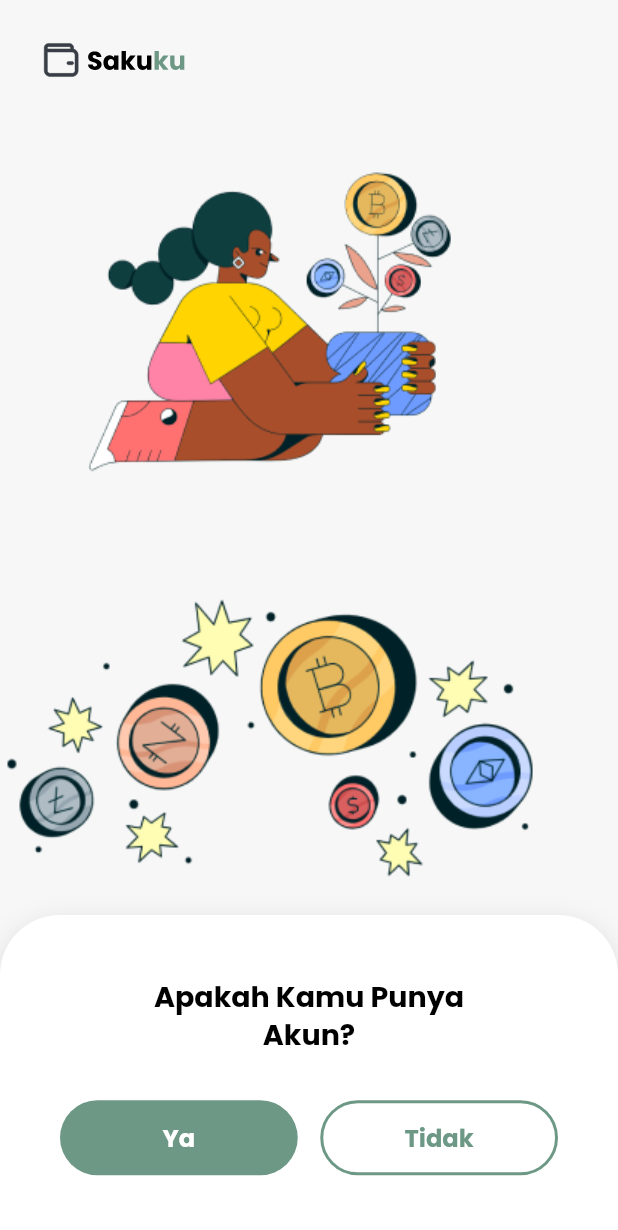
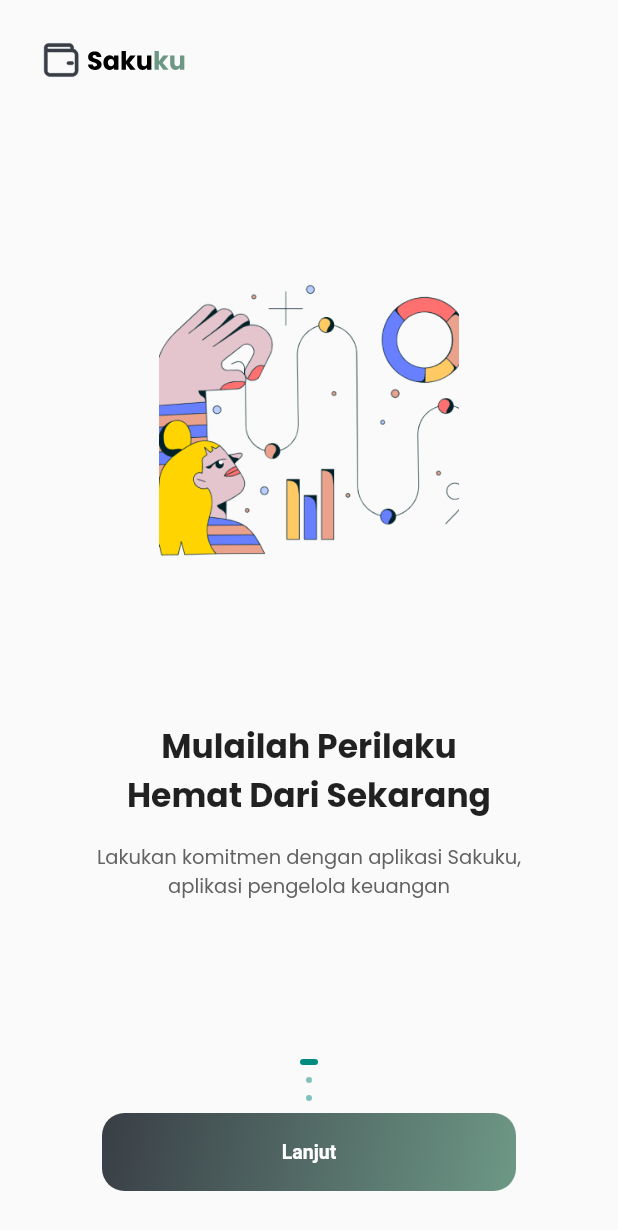
Before and after one commit to RadyaHarbani/Sakuku-App, a Flutter app: the screen it shows after launch, on a phone screen of 412 x 824 dp. Shown: the top 1230 px of the screen. Run offline on Flutter 3.47's test engine with Material 2 defaults, Android fonts, the phone set to English and light mode, and no system bars; our stand-ins replace firebase_core, flutter_svg, get, google_fonts; accounts and stored records are empty.

Commit message:
feat [RS] : membuat page onboarding

```diff
--- a/lib/modules/on_boarding_page/controllers/on_boarding_page_controller.dart
+++ b/lib/modules/on_boarding_page/controllers/on_boarding_page_controller.dart
@@ -1,5 +1,19 @@
+import 'package:flutter/material.dart';
 import 'package:get/get.dart';
 
-class OnBoardingPageController extends GetxController{
+class OnBoardingPageController extends GetxController {
+  late PageController pageController;
+  RxInt currentIndex = 0.obs;
 
+  @override
+  void onInit() {
+    pageController = PageController(initialPage: 0);
+    super.onInit();
+  }
+
+  @override
+  void onClose() {
+    pageController.dispose();
+    super.onClose();
+  }
 }
--- a/lib/modules/on_boarding_page/views/on_boarding_page_view.dart
+++ b/lib/modules/on_boarding_page/views/on_boarding_page_view.dart
@@ -1,10 +1,128 @@
 import 'package:flutter/material.dart';
+import 'package:flutter_svg/svg.dart';
+import 'package:get/get.dart';
+import 'package:sakuku_app/routes/app_pages.dart';
+import '../controllers/on_boarding_page_controller.dart';
+import 'package:sakuku_app/modules/on_boarding_page/views/widgets/on_boarding_widget.dart';
 
-class OnBoardingPageView extends StatelessWidget {
+class OnBoardingPageView extends GetView<OnBoardingPageController> {
   const OnBoardingPageView({super.key});
 
   @override
   Widget build(BuildContext context) {
-    return const Placeholder();
+    OnBoardingContentList contentList = OnBoardingContentList();
+    return Scaffold(
+      appBar: AppBar(
+        backgroundColor: Colors.transparent,
+        toolbarHeight: 80,
+        elevation: 0,
+        title: Padding(
+          padding: const EdgeInsets.symmetric(horizontal: 10),
+          child: SvgPicture.asset(
+            'assets/logos/logo_horizontal.svg',
+          ),
+        ),
+      ),
+      body: SafeArea(
+        child: Column(
+          children: [
+            Expanded(
+              child: PageView.builder(
+                controller: controller.pageController,
+                onPageChanged: (value) {
+                  controller.currentIndex.value = value;
+                },
+                itemCount: contentList.list_on_board.length,
+                itemBuilder: (context, index) => OnBoardingContent(
+                  image: contentList.list_on_board[index].image,
+                  title: contentList.list_on_board[index].title,
+                  description: contentList.list_on_board[index].description,
+                ),
+              ),
+            ),
+            Padding(
+              padding: const EdgeInsets.only(right: 25, left: 25, bottom: 30),
+              child: Column(
+                children: [
+                  ...List.generate(
+                    contentList.list_on_board.length,
+                    (index) => Padding(
+                      padding: const EdgeInsets.only(bottom: 8),
+                      child: Obx(() => DotIndicator(
+                            isActive: index == controller.currentIndex.value,
+                          )),
+                    ),
+                  ),
+                  Spacer(),
+                  Obx(
+                    () => controller.currentIndex.value ==
+                            contentList.list_on_board.length - 1
+                        ? GestureDetector(
+                            onTap: () => Get.offAndToNamed(Routes.LANDING_PAGE),
+                            child: Container(
+                              height: 52,
+                              width: 276,
+                              decoration: BoxDecoration(
+                                  borderRadius: BorderRadius.circular(15),
+                                  gradient: LinearGradient(
+                                    colors: [
+                                      Color.fromRGBO(57, 62, 70, 1),
+                                      Color.fromRGBO(109, 152, 134, 1)
+                                    ],
+                                    begin: Alignment.topLeft,
+                                    end: Alignment.bottomRight,
+                                  )),
+                              child: Center(
+                                child: Text(
+                                  'Mulai Sekarang',
+                                  style: TextStyle(
+                                    color: Colors.white,
+                                    fontSize: 13,
+                                    fontWeight: FontWeight.bold,
+                                  ),
+                                ),
+                              ),
+                            ),
+                          )
+                        : GestureDetector(
+                            onTap: () {
+                              controller.pageController.nextPage(
+                                duration: Duration(milliseconds: 300),
+                                curve: Curves.ease,
+                              );
+                            },
+                            child: Container(
+                              height: 52,
+                              width: 276,
+                              decoration: BoxDecoration(
+                                  borderRadius: BorderRadius.circular(15),
+                                  gradient: LinearGradient(
+                                    colors: [
+                                      Color.fromRGBO(57, 62, 70, 1),
+                                      Color.fromRGBO(109, 152, 134, 1)
+                                    ],
+                                    begin: Alignment.topLeft,
+                                    end: Alignment.bottomRight,
+                                  )),
+                              child: Center(
+                                child: Text(
+                                  'Lanjut',
+                                  style: TextStyle(
+                                    color: Colors.white,
+                                    fontSize: 13,
+                                    fontWeight: FontWeight.bold,
+                                  ),
+                                ),
+                              ),
+                            ),
+                          ),
+                  ),
+                ],
+              ),
+            ),
+          ],
+        ),
+      ),
+    );
   }
 }
--- /dev/null
+++ b/lib/modules/on_boarding_page/views/widgets/on_boarding_widget.dart
@@ -0,0 +1,103 @@
+import 'package:flutter/material.dart';
+import 'package:google_fonts/google_fonts.dart';
+import 'package:sakuku_app/helpers/themes.dart';
+
+//On Boarding Content
+class OnBoardingContent extends StatelessWidget {
+  const OnBoardingContent({
+    super.key,
+    required this.image,
+    required this.title,
+    required this.description,
+  });
+
+  final String image, title, description;
+
+  @override
+  Widget build(BuildContext context) {
+    return Column(
+      children: [
+        Spacer(),
+        Image.asset(
+          image,
+          width: 200,
+        ),
+        Spacer(),
+        Container(
+          width: 260,
+          child: Text(
+            title,
+            textAlign: TextAlign.center,
+            style: GoogleFonts.poppins(
+              fontSize: 22,
+              fontWeight: FontWeight.bold,
+            ),
+          ),
+        ),
+        Padding(
+          padding: const EdgeInsets.only(top: 15),
+          child: SizedBox(
+            width: 290,
+            child: Text(
+              description,
+              textAlign: TextAlign.center,
+              style: GoogleFonts.poppins(
+                fontSize: 13,
+                color: Color.fromRGBO(98, 98, 98, 1),
+              ),
+            ),
+          ),
+        ),
+        Spacer(),
+      ],
+    );
+  }
+}
+
+//List On Boarding Content
+class OnBoardingContentList {
+  final List<OnBoardingContent> list_on_board = [
+    OnBoardingContent(
+      image: onboardingImage1,
+      title: "Mulailah Perilaku Hemat Dari Sekarang",
+      description:
+          "Lakukan komitmen dengan aplikasi Sakuku, aplikasi pengelola keuangan",
+    ),
+    OnBoardingContent(
+      image: onboardingImage2,
+      title: "Buat Targetmu Dengan Aplikasi Sakuku!",
+      description: "Aplikasi Sakuku akan membantumu memantau keuanganmu",
+    ),
+    OnBoardingContent(
+      image: onboardingImage3,
+      title: "Hemat Akan Membuat Hidupmu Teratur!",
+      description:
+          "Hemat pangkal kaya, mulai sekarang untuk komitmen dengan dirimu",
+    ),
+  ];
+}
+
+//Dot Indicator
+class DotIndicator extends StatelessWidget {
+  const DotIndicator({
+    super.key,
+    this.isActive = false,
+  });
+
+  final bool isActive;
+
+  @override
+  Widget build(BuildContext context) {
+    return AnimatedContainer(
+      duration: Duration(milliseconds: 300),
+      height: 4,
+      width: isActive ? 12 : 4,
+      decoration: BoxDecoration(
+        borderRadius: BorderRadius.circular(12),
+        color: isActive
+            ? Color.fromARGB(255, 0, 139, 128)
+            : Color.fromARGB(255, 0, 139, 128).withOpacity(0.5),
+      ),
+    );
+  }
+}
--- a/lib/modules/splash_screen/bindings/splash_screen_binding.dart
+++ b/lib/modules/splash_screen/bindings/splash_screen_binding.dart
@@ -4,8 +4,8 @@ import 'package:sakuku_app/modules/splash_screen/controllers/splash_screen_contr
 class SplashScreenBinding extends Bindings {
   @override
   void dependencies() {
-    Get.lazyPut<SplashScreenController>(
-      () => SplashScreenController(),
+    Get.put<SplashScreenController>(
+       SplashScreenController(),
     );
   }
 }
--- a/lib/modules/splash_screen/controllers/splash_screen_controller.dart
+++ b/lib/modules/splash_screen/controllers/splash_screen_controller.dart
@@ -1,4 +1,5 @@
 import 'package:get/get.dart';
+import 'package:sakuku_app/routes/app_pages.dart';
 
 class SplashScreenController extends GetxController {
     Future splashScreen() async {
@@ -6,7 +7,7 @@ class SplashScreenController extends GetxController {
       const Duration(seconds: 3),
       () {
         Get.offAndToNamed(
-          '/on-boarding-page',
+          Routes.ON_BOARDING_PAGE,
         );
       },
     );
--- a/lib/modules/splash_screen/views/splash_screen_view.dart
+++ b/lib/modules/splash_screen/views/splash_screen_view.dart
@@ -5,7 +5,7 @@ import 'package:sakuku_app/helpers/themes.dart';
 import 'package:sakuku_app/modules/splash_screen/controllers/splash_screen_controller.dart';
 
 class SplashScreenView extends GetView<SplashScreenController> {
-  const SplashScreenView({super.key});
+  const SplashScreenView({Key? key}) : super(key: key);
 
   @override
   Widget build(BuildContext context) {
--- a/lib/routes/app_pages.dart
+++ b/lib/routes/app_pages.dart
@@ -18,7 +18,7 @@ part 'app_routes.dart';
 class AppPages {
   AppPages._();
 
-  static const INITIAL = Routes.LANDING_PAGE;
+  static const INITIAL = Routes.SPLASH_SCREEN;
 
   static final routes = [
     GetPage(
```
Also changed, not shown: lib/modules/on_boarding_page/bindings/on_boarding_page_binding.dart (line endings or trailing spaces), pubspec.yaml (line endings or trailing spaces).
